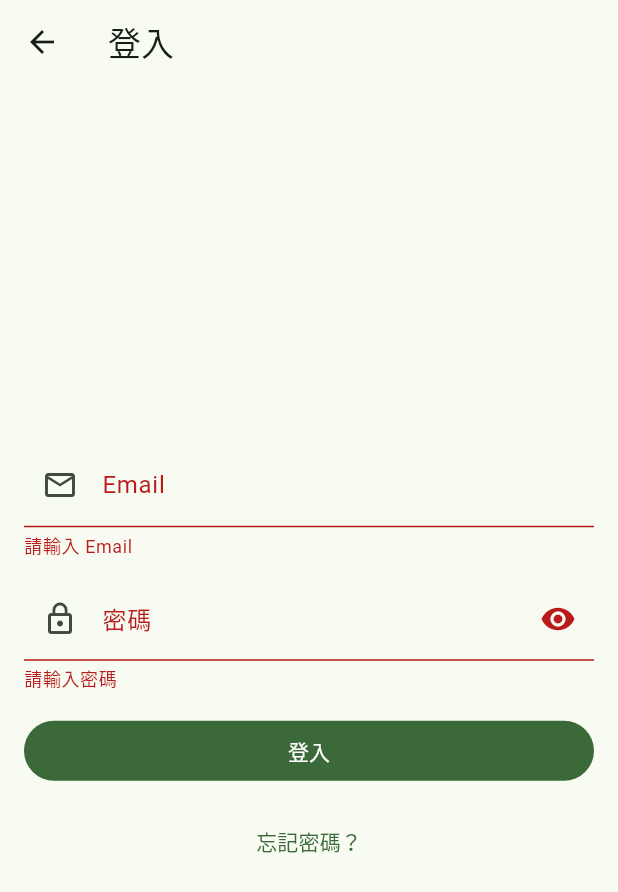
After one commit to ycc1/FlutterLiveShop, a Flutter app: the LoginPage screen opened directly, after a tap on "登入", on a phone screen of 412 x 824 dp. The commit adds this screen. Shown: the top 892 px of the screen. Run offline on Flutter 3.47's test engine with Material 3 defaults, Android fonts, the phone set to English and light mode, and no system bars; our stand-ins replace cached_network_image, chewie, flutter_riverpod, go_router, socket_io_client, video_player and 1 more; missing offline and left inert: dart:html, dart:ui_web, signalr_netcore; network calls fail.

Commit message:
加入 login 页面，但还未能显示

```diff
--- a/my_shop/lib/app_router.dart
+++ b/my_shop/lib/app_router.dart
@@ -1,6 +1,7 @@
 import 'package:flutter/material.dart';
 import 'package:flutter_riverpod/flutter_riverpod.dart';
 import 'package:go_router/go_router.dart';
+import 'features/auth/login_page.dart';
 import 'features/catalog/catalog_page.dart';
 import 'features/product_detail/product_detail_page.dart';
 import 'features/cart/cart_page.dart';
@@ -26,10 +27,9 @@ final appRouterProvider = Provider<GoRouter>((ref) {
         ),
         branches: [
           StatefulShellBranch(routes: [
-            GoRoute(path: '/', builder: (context, state) => const CatalogPage())
+            GoRoute(path: '/', builder: (context, state) => const CatalogPage()),
           ]),
           StatefulShellBranch(routes: [
-            GoRoute(path: '/live', builder: (context, state) => const LivePage())
           ]),
           StatefulShellBranch(routes: [
             GoRoute(path: '/cart', builder: (context, state) => const CartPage())
--- /dev/null
+++ b/my_shop/lib/features/auth/login_page.dart
@@ -0,0 +1,76 @@
+import 'package:flutter/material.dart';
+import 'package:flutter_riverpod/flutter_riverpod.dart';
+import '../../providers/auth_providers.dart';
+
+class LoginPage extends ConsumerStatefulWidget {
+  const LoginPage({super.key});
+  @override
+  ConsumerState<LoginPage> createState() => _LoginPageState();
+}
+
+class _LoginPageState extends ConsumerState<LoginPage> {
+  final _formKey = GlobalKey<FormState>();
+  final _email = TextEditingController();
+  final _pwd = TextEditingController();
+  bool _obscure = true;
+
+  @override
+  void dispose(){ _email.dispose(); _pwd.dispose(); super.dispose(); }
+
+  @override
+  Widget build(BuildContext context) {
+    final auth = ref.watch(authProvider);
+    return Scaffold(
+      appBar: AppBar(title: const Text('登入')),
+      body: Center(
+        child: ConstrainedBox(
+          constraints: const BoxConstraints(maxWidth: 420),
+          child: Padding(
+            padding: const EdgeInsets.all(16),
+            child: Form(
+              key: _formKey,
+              child: Column(mainAxisSize: MainAxisSize.min, children: [
+                TextFormField(
+                  controller: _email,
+                  decoration: const InputDecoration(labelText: 'Email', prefixIcon: Icon(Icons.email_outlined)),
+                  keyboardType: TextInputType.emailAddress,
+                  validator: (v)=> (v==null||v.isEmpty)?'請輸入 Email':null,
+                ),
+                const SizedBox(height: 12),
+                TextFormField(
+                  controller: _pwd,
+                  decoration: InputDecoration(
+                    labelText: '密碼', prefixIcon: const Icon(Icons.lock_outline),
+                    suffixIcon: IconButton(icon: Icon(_obscure?Icons.visibility:Icons.visibility_off), onPressed: ()=> setState(()=> _obscure = !_obscure)),
+                  ),
+                  obscureText: _obscure,
+                  validator: (v)=> (v==null||v.isEmpty)?'請輸入密碼':null,
+                ),
+                const SizedBox(height: 16),
+                SizedBox(
+                  width: double.infinity,
+                  child: FilledButton(
+                    onPressed: auth.loading? null : () async {
+                      if(!_formKey.currentState!.validate()) return;
+                      await ref.read(authProvider.notifier).signIn(_email.text.trim(), _pwd.text);
+                      final ok = ref.read(authProvider).isSignedIn;
+                      if(ok && context.mounted){
+                        ScaffoldMessenger.of(context).showSnackBar(const SnackBar(content: Text('登入成功')));
+                        Navigator.of(context).pop(); // 回上一頁或 pushNamed 到首頁
+                      } else if(context.mounted && auth.error!=null){
+                        ScaffoldMessenger.of(context).showSnackBar(SnackBar(content: Text('登入失敗：${auth.error}')));
+                      }
+                    },
+                    child: auth.loading? const SizedBox(height:20,width:20,child:CircularProgressIndicator(strokeWidth:2)) : const Text('登入'),
+                  ),
+                ),
+                const SizedBox(height: 12),
+                TextButton(onPressed: (){}, child: const Text('忘記密碼？')),
+              ]),
+            ),
+          ),
+        ),
+      ),
+    );
+  }
+}
--- a/my_shop/lib/features/live/widgets/facebook_live_player.dart
+++ b/my_shop/lib/features/live/widgets/facebook_live_player.dart
@@ -1,2 +1,2 @@
 export 'facebook_live_player_io.dart'
-if (dart.library.html) 'facebook_live_player_web.dart';
+  if (dart.library.html) 'facebook_live_player_web.dart';
```
Also changed, not shown: my_shop/lib/providers/auth_providers.dart (added, +28 -0 lines), my_shop/lib/services/auth_service.dart (added, +23 -0 lines), 2 other files.
